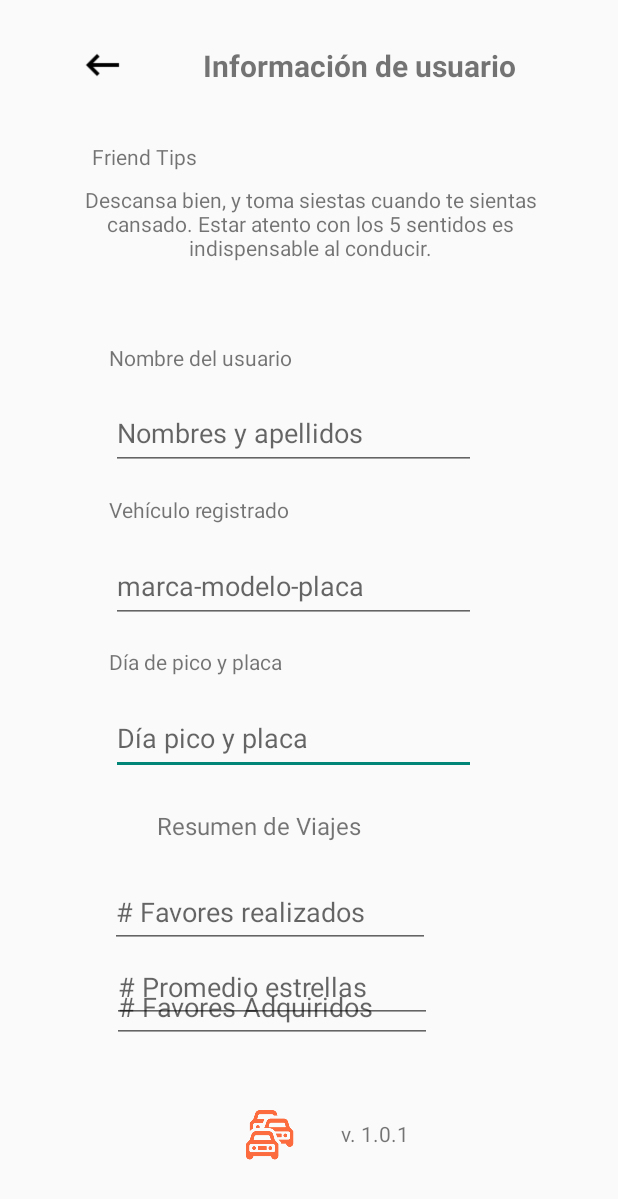
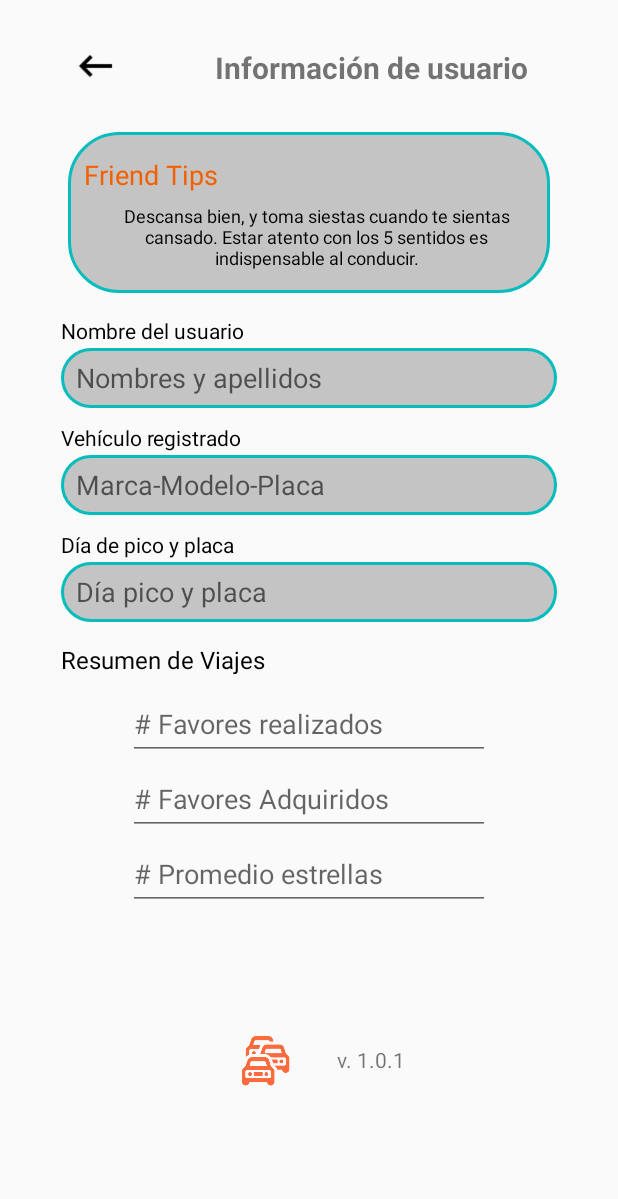
Before and after one commit to camilovivas/PicoyPlacaFriends, an Android app: the InformationUserResumeActivity screen opened directly, with no data from a screen before it, on a phone screen of 412 x 824 dp. Shown: the top 1199 px of the screen. Run offline under Robolectric (Android 15) with nearby library versions, the phone set to English and light mode, and no system bars.

Commit message:
Correct design of user information.

```diff
--- a/app/src/main/java/com/example/picoyplacafriends/driversView/AddRouteDriverActivity.java
+++ b/app/src/main/java/com/example/picoyplacafriends/driversView/AddRouteDriverActivity.java
@@ -1,7 +1,6 @@
 package com.example.picoyplacafriends.driversView;
 
 import androidx.appcompat.app.AppCompatActivity;
-import androidx.recyclerview.widget.DividerItemDecoration;
 import androidx.recyclerview.widget.LinearLayoutManager;
 import androidx.recyclerview.widget.RecyclerView;
 
@@ -51,12 +50,7 @@ public class AddRouteDriverActivity extends AppCompatActivity {
         //Proceso del linearLayout
         manager = new LinearLayoutManager(this);
         routesRecycler.setLayoutManager(manager);
-
-        /*
-        DividerItemDecoration mDividerItemDecoration = new DividerItemDecoration(routesRecycler.getContext(),
-                manager.getOrientation());
-        routesRecycler.addItemDecoration(mDividerItemDecoration);
-*/
+        //Permite agregar espacio enter viewholders
         SpacingItemDecorator itemDecorator = new SpacingItemDecorator(20);
         routesRecycler.addItemDecoration(itemDecorator);
         //Proceso del recyclerView.
--- a/app/src/main/res/layout/activity_configuration_center.xml
+++ b/app/src/main/res/layout/activity_configuration_center.xml
@@ -14,6 +14,8 @@
         android:layout_marginStart="1dp"
         android:layout_marginTop="40dp"
         android:layout_marginEnd="1dp"
+        android:layout_marginBottom="5dp"
+        app:layout_constraintBottom_toTopOf="@+id/constraintLayout9"
         app:layout_constraintEnd_toEndOf="parent"
         app:layout_constraintStart_toStartOf="parent"
         app:layout_constraintTop_toTopOf="parent">
@@ -54,9 +56,14 @@
 
     <androidx.constraintlayout.widget.ConstraintLayout
         android:id="@+id/constraintLayout9"
-        android:layout_width="0dp"
+        android:layout_width="313dp"
         android:layout_height="wrap_content"
+        android:layout_marginStart="49dp"
         android:layout_marginTop="2dp"
+        android:layout_marginEnd="49dp"
+        android:layout_marginBottom="2dp"
+        android:background="@drawable/rounde_dges_edit_text"
+        app:layout_constraintBottom_toTopOf="@+id/constraintLayout11"
         app:layout_constraintEnd_toEndOf="parent"
         app:layout_constraintHorizontal_bias="0.0"
         app:layout_constraintStart_toStartOf="parent"
@@ -67,11 +74,12 @@
             android:layout_width="wrap_content"
             android:layout_height="wrap_content"
             android:layout_marginStart="36dp"
-            android:layout_marginTop="16dp"
-            android:layout_marginEnd="252dp"
+            android:layout_marginTop="10dp"
+            android:layout_marginEnd="200dp"
             android:layout_marginBottom="5dp"
             android:text="Friend Tips"
-            android:textColor="@color/black"
+            android:textColor="#F26101"
+            android:textSize="18sp"
             app:layout_constraintBottom_toTopOf="@+id/textView35"
             app:layout_constraintEnd_toEndOf="parent"
             app:layout_constraintStart_toStartOf="parent"
@@ -79,15 +87,16 @@
 
         <TextView
             android:id="@+id/textView35"
-            android:layout_width="331dp"
-            android:layout_height="66dp"
-            android:layout_marginStart="16dp"
+            android:layout_width="0dp"
+            android:layout_height="wrap_content"
+            android:layout_marginStart="5dp"
             android:layout_marginTop="2dp"
-            android:layout_marginEnd="11dp"
-            android:layout_marginBottom="15dp"
+            android:layout_marginEnd="5dp"
+            android:layout_marginBottom="10dp"
             android:text="Recuerda siempre llevar puesto el cinturón de seguridad.  La seguridad es primero"
-            android:textAlignment="center"
+            android:textAlignment="inherit"
             android:textColor="@color/black"
+            android:textSize="18sp"
             app:layout_constraintBottom_toBottomOf="parent"
             app:layout_constraintEnd_toEndOf="parent"
             app:layout_constraintStart_toStartOf="parent"
--- a/app/src/main/res/layout/activity_information_user_resume.xml
+++ b/app/src/main/res/layout/activity_information_user_resume.xml
@@ -7,57 +7,12 @@
     tools:context=".configuration.ConfigurationCenterActivity">
 
     <androidx.constraintlayout.widget.ConstraintLayout
-        android:id="@+id/constraintLayout9"
-        android:layout_width="358dp"
-        android:layout_height="130dp"
-        android:layout_marginTop="2dp"
-        android:layout_marginBottom="2dp"
-        app:layout_constraintBottom_toTopOf="@+id/constraintLayout11"
-        app:layout_constraintEnd_toEndOf="parent"
-        app:layout_constraintHorizontal_bias="0.466"
-        app:layout_constraintStart_toStartOf="parent"
-        app:layout_constraintTop_toBottomOf="@+id/constraintLayout10">
-
-        <TextView
-            android:id="@+id/textView34"
-            android:layout_width="wrap_content"
-            android:layout_height="wrap_content"
-            android:layout_marginStart="36dp"
-            android:layout_marginTop="16dp"
-            android:layout_marginEnd="252dp"
-            android:layout_marginBottom="5dp"
-            android:text="Friend Tips"
-            app:layout_constraintBottom_toTopOf="@+id/textView35"
-            app:layout_constraintEnd_toEndOf="parent"
-            app:layout_constraintStart_toStartOf="parent"
-            app:layout_constraintTop_toTopOf="parent" />
-
-        <TextView
-            android:id="@+id/textView35"
-            android:layout_width="331dp"
-            android:layout_height="66dp"
-            android:layout_marginStart="16dp"
-            android:layout_marginTop="1dp"
-            android:layout_marginEnd="11dp"
-            android:layout_marginBottom="15dp"
-            android:text="Descansa bien, y toma siestas cuando te sientas cansado. Estar atento con los 5 sentidos es indispensable al conducir."
-            android:textAlignment="center"
-            app:layout_constraintBottom_toBottomOf="parent"
-            app:layout_constraintEnd_toEndOf="parent"
-            app:layout_constraintStart_toStartOf="parent"
-            app:layout_constraintTop_toBottomOf="@+id/textView34" />
-
-    </androidx.constraintlayout.widget.ConstraintLayout>
-
-    <androidx.constraintlayout.widget.ConstraintLayout
         android:id="@+id/constraintLayout10"
-        android:layout_width="363dp"
-        android:layout_height="59dp"
-        android:layout_marginStart="1dp"
-        android:layout_marginTop="15dp"
-        android:layout_marginEnd="1dp"
-        android:layout_marginBottom="2dp"
-        app:layout_constraintBottom_toTopOf="@+id/constraintLayout9"
+        android:layout_width="0dp"
+        android:layout_height="wrap_content"
+        android:layout_marginStart="5dp"
+        android:layout_marginTop="5dp"
+        android:layout_marginEnd="5dp"
         app:layout_constraintEnd_toEndOf="parent"
         app:layout_constraintHorizontal_bias="0.464"
         app:layout_constraintStart_toStartOf="parent"
@@ -96,16 +51,63 @@
     </androidx.constraintlayout.widget.ConstraintLayout>
 
     <androidx.constraintlayout.widget.ConstraintLayout
+        android:id="@+id/constraintLayout9"
+        android:layout_width="0dp"
+        android:layout_height="wrap_content"
+        android:layout_marginStart="45dp"
+        android:layout_marginTop="5dp"
+        android:layout_marginEnd="45dp"
+        android:background="@drawable/rounde_dges_edit_text"
+        app:layout_constraintEnd_toEndOf="parent"
+        app:layout_constraintHorizontal_bias="1.0"
+        app:layout_constraintStart_toStartOf="parent"
+        app:layout_constraintTop_toBottomOf="@+id/constraintLayout10">
+
+        <TextView
+            android:id="@+id/textView34"
+            android:layout_width="wrap_content"
+            android:layout_height="wrap_content"
+            android:layout_marginStart="36dp"
+            android:layout_marginTop="16dp"
+            android:layout_marginEnd="252dp"
+            android:layout_marginBottom="5dp"
+            android:text="Friend Tips"
+            android:textColor=" #F26101"
+            android:textSize="18sp"
+            app:layout_constraintBottom_toTopOf="@+id/textView35"
+            app:layout_constraintEnd_toEndOf="parent"
+            app:layout_constraintStart_toStartOf="parent"
+            app:layout_constraintTop_toTopOf="parent" />
+
+        <TextView
+            android:id="@+id/textView35"
+            android:layout_width="0dp"
+            android:layout_height="wrap_content"
+            android:layout_marginStart="16dp"
+            android:layout_marginTop="1dp"
+            android:layout_marginEnd="11dp"
+            android:layout_marginBottom="15dp"
+            android:text="Descansa bien, y toma siestas cuando te sientas cansado. Estar atento con los 5 sentidos es indispensable al conducir."
+            android:textAlignment="center"
+            android:textColor="@color/black"
+            android:textSize="12sp"
+            app:layout_constraintBottom_toBottomOf="parent"
+            app:layout_constraintEnd_toEndOf="parent"
+            app:layout_constraintStart_toStartOf="parent"
+            app:layout_constraintTop_toBottomOf="@+id/textView34" />
+
+    </androidx.constraintlayout.widget.ConstraintLayout>
+
+    <androidx.constraintlayout.widget.ConstraintLayout
         android:id="@+id/constraintLayout11"
-        android:layout_width="371dp"
-        android:layout_height="595dp"
-        android:layout_marginStart="1dp"
-        android:layout_marginTop="2dp"
-        android:layout_marginEnd="1dp"
-        android:layout_marginBottom="20dp"
+        android:layout_width="0dp"
+        android:layout_height="0dp"
+        android:layout_marginStart="5dp"
+        android:layout_marginTop="10dp"
+        android:layout_marginEnd="5dp"
+        android:layout_marginBottom="10dp"
         app:layout_constraintBottom_toBottomOf="parent"
         app:layout_constraintEnd_toEndOf="parent"
-        app:layout_constraintHorizontal_bias="0.555"
         app:layout_constraintStart_toStartOf="parent"
         app:layout_constraintTop_toBottomOf="@+id/constraintLayout9">
 
@@ -114,13 +116,12 @@
             android:layout_width="169dp"
             android:layout_height="59dp"
             android:layout_marginStart="1dp"
-            android:layout_marginTop="17dp"
             android:layout_marginEnd="1dp"
             android:layout_marginBottom="8dp"
             app:layout_constraintBottom_toBottomOf="parent"
             app:layout_constraintEnd_toEndOf="parent"
             app:layout_constraintStart_toStartOf="parent"
-            app:layout_constraintTop_toBottomOf="@+id/etFavorsReceived">
+            app:layout_constraintTop_toBottomOf="@+id/etStarts">
 
             <ImageView
                 android:id="@+id/imageView15"
@@ -151,16 +152,15 @@
 
         <EditText
             android:id="@+id/etChangePicoPlacaDay"
-            android:layout_width="243dp"
-            android:layout_height="49dp"
-            android:layout_marginStart="48dp"
+            android:layout_width="0dp"
+            android:layout_height="wrap_content"
+            android:layout_marginStart="35dp"
             android:layout_marginTop="2dp"
-            android:layout_marginEnd="73dp"
-            android:layout_marginBottom="5dp"
+            android:layout_marginEnd="35dp"
+            android:background="@drawable/rounde_dges_edit_text"
             android:ems="10"
             android:hint="Día pico y placa"
             android:inputType="textPersonName"
-            app:layout_constraintBottom_toTopOf="@+id/textView40"
             app:layout_constraintEnd_toEndOf="parent"
             app:layout_constraintStart_toStartOf="parent"
             app:layout_constraintTop_toBottomOf="@+id/textView39" />
@@ -169,12 +169,11 @@
             android:id="@+id/textView39"
             android:layout_width="wrap_content"
             android:layout_height="wrap_content"
-            android:layout_marginStart="50dp"
-            android:layout_marginTop="2dp"
+            android:layout_marginStart="35dp"
+            android:layout_marginTop="10dp"
             android:layout_marginEnd="108dp"
-            android:layout_marginBottom="2dp"
             android:text="Día de pico y placa"
-            app:layout_constraintBottom_toTopOf="@+id/etChangePicoPlacaDay"
+            android:textColor="@color/black"
             app:layout_constraintEnd_toEndOf="parent"
             app:layout_constraintHorizontal_bias="0.0"
             app:layout_constraintStart_toStartOf="parent"
@@ -182,32 +181,30 @@
 
         <EditText
             android:id="@+id/rtChangePlacaVehicle"
-            android:layout_width="243dp"
-            android:layout_height="49dp"
-            android:layout_marginStart="48dp"
+            android:layout_width="0dp"
+            android:layout_height="wrap_content"
+            android:layout_marginStart="35dp"
             android:layout_marginTop="2dp"
-            android:layout_marginEnd="73dp"
-            android:layout_marginBottom="2dp"
+            android:layout_marginEnd="35dp"
+            android:background="@drawable/rounde_dges_edit_text"
             android:ems="10"
-            android:hint="marca-modelo-placa"
+            android:hint="Marca-Modelo-Placa"
             android:inputType="textPersonName"
-            app:layout_constraintBottom_toTopOf="@+id/textView39"
             app:layout_constraintEnd_toEndOf="parent"
             app:layout_constraintStart_toStartOf="parent"
             app:layout_constraintTop_toBottomOf="@+id/tvFrequentQuestions" />
 
         <EditText
             android:id="@+id/etChangeFirstAndLastName"
-            android:layout_width="243dp"
-            android:layout_height="49dp"
-            android:layout_marginStart="48dp"
+            android:layout_width="0dp"
+            android:layout_height="wrap_content"
+            android:layout_marginStart="35dp"
             android:layout_marginTop="2dp"
-            android:layout_marginEnd="73dp"
-            android:layout_marginBottom="2dp"
+            android:layout_marginEnd="35dp"
+            android:background="@drawable/rounde_dges_edit_text"
             android:ems="10"
             android:hint="Nombres y apellidos"
             android:inputType="textPersonName"
-            app:layout_constraintBottom_toTopOf="@+id/tvFrequentQuestions"
             app:layout_constraintEnd_toEndOf="parent"
             app:layout_constraintStart_toStartOf="parent"
             app:layout_constraintTop_toBottomOf="@+id/tvHelpChat" />
@@ -216,12 +213,11 @@
             android:id="@+id/tvHelpChat"
             android:layout_width="wrap_content"
             android:layout_height="wrap_content"
-            android:layout_marginStart="50dp"
+            android:layout_marginStart="35dp"
             android:layout_marginTop="5dp"
             android:layout_marginEnd="108dp"
-            android:layout_marginBottom="2dp"
             android:text="Nombre del usuario"
-            app:layout_constraintBottom_toTopOf="@+id/etChangeFirstAndLastName"
+            android:textColor="@color/black"
             app:layout_constraintEnd_toEndOf="parent"
             app:layout_constraintHorizontal_bias="0.0"
             app:layout_constraintStart_toStartOf="parent"
@@ -231,11 +227,12 @@
             android:id="@+id/tvFrequentQuestions"
             android:layout_width="wrap_content"
             android:layout_height="wrap_content"
-            android:layout_marginStart="50dp"
-            android:layout_marginTop="2dp"
+            android:layout_marginStart="35dp"
+            android:layout_marginTop="10dp"
             android:layout_marginEnd="108dp"
             android:layout_marginBottom="2dp"
             android:text="Vehículo registrado"
+            android:textColor="@color/black"
             app:layout_constraintBottom_toTopOf="@+id/rtChangePlacaVehicle"
             app:layout_constraintEnd_toEndOf="parent"
             app:layout_constraintHorizontal_bias="0.0"
@@ -246,13 +243,12 @@
             android:id="@+id/textView40"
             android:layout_width="0dp"
             android:layout_height="28dp"
-            android:layout_marginStart="82dp"
-            android:layout_marginTop="5dp"
-            android:layout_marginEnd="82dp"
-            android:layout_marginBottom="2dp"
+            android:layout_marginStart="35dp"
+            android:layout_marginTop="14dp"
+            android:layout_marginEnd="170dp"
             android:text="Resumen de Viajes"
+            android:textColor="@color/black"
             android:textSize="16sp"
-            app:layout_constraintBottom_toTopOf="@+id/etFavorsDone"
             app:layout_constraintEnd_toEndOf="parent"
             app:layout_constraintHorizontal_bias="1.0"
             app:layout_constraintStart_toStartOf="parent"
@@ -260,36 +256,32 @@
 
         <EditText
             android:id="@+id/etFavorsDone"
-            android:layout_width="wrap_content"
+            android:layout_width="0dp"
             android:layout_height="wrap_content"
-            android:layout_marginStart="48dp"
+            android:layout_marginStart="80dp"
             android:layout_marginTop="2dp"
-            android:layout_marginEnd="105dp"
-            android:layout_marginBottom="1dp"
+            android:layout_marginEnd="80dp"
             android:editable="false"
             android:ems="10"
             android:hint="# Favores realizados"
             android:inputType="textPersonName"
             android:minHeight="48dp"
-            app:layout_constraintBottom_toTopOf="@+id/etFavorsReceived"
             app:layout_constraintEnd_toEndOf="parent"
             app:layout_constraintStart_toStartOf="parent"
             app:layout_constraintTop_toBottomOf="@+id/textView40" />
 
         <EditText
             android:id="@+id/etFavorsReceived"
-            android:layout_width="wrap_content"
+            android:layout_width="0dp"
             android:layout_height="wrap_content"
-            android:layout_marginStart="50dp"
-            android:layout_marginTop="1dp"
-            android:layout_marginEnd="103dp"
-            android:layout_marginBottom="1dp"
+            android:layout_marginStart="80dp"
+            android:layout_marginTop="2dp"
+            android:layout_marginEnd="80dp"
             android:editable="false"
             android:ems="10"
             android:hint="# Favores Adquiridos"
             android:inputType="textPersonName"
             android:minHeight="48dp"
-            app:layout_constraintBottom_toTopOf="@+id/constraintLayout12"
             app:layout_constraintEnd_toEndOf="parent"
             app:layout_constraintHorizontal_bias="0.388"
             app:layout_constraintStart_toStartOf="parent"
@@ -297,22 +289,19 @@
 
         <EditText
             android:id="@+id/etStarts"
-            android:layout_width="wrap_content"
+            android:layout_width="0dp"
             android:layout_height="wrap_content"
-            android:layout_marginStart="50dp"
+            android:layout_marginStart="80dp"
             android:layout_marginTop="2dp"
-            android:layout_marginEnd="103dp"
-            android:layout_marginBottom="2dp"
+            android:layout_marginEnd="80dp"
             android:editable="false"
             android:ems="10"
             android:hint="# Promedio estrellas"
             android:inputType="textPersonName"
             android:minHeight="48dp"
-            app:layout_constraintBottom_toTopOf="@+id/etFavorsReceived"
             app:layout_constraintEnd_toEndOf="parent"
-            app:layout_constraintHorizontal_bias="0.388"
+            app:layout_constraintHorizontal_bias="0.0"
             app:layout_constraintStart_toStartOf="parent"
-            app:layout_constraintTop_toBottomOf="@+id/etFavorsDone"
-            app:layout_constraintVertical_bias="0.0" />
+            app:layout_constraintTop_toBottomOf="@+id/etFavorsReceived" />
     </androidx.constraintlayout.widget.ConstraintLayout>
 </androidx.constraintlayout.widget.ConstraintLayout>
```
